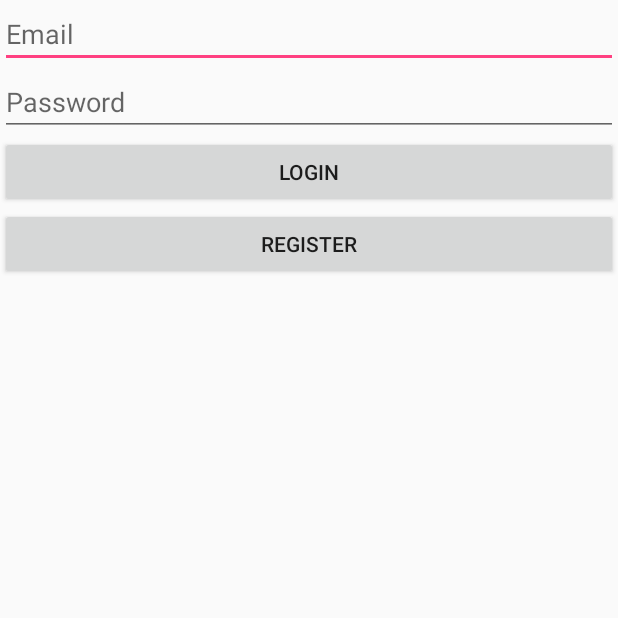
After one commit to mauriciodotso/enlist, an Android app: the LoginActivity screen opened directly, with no data from a screen before it, on a phone screen of 412 x 824 dp, the top half of it. The commit adds this screen. Run offline under Robolectric (Android 15) with nearby library versions, the phone set to English and light mode, and no system bars; 1 statement that could not run was skipped.

Commit message:
- Starts LoginActivity and deletes the Login view.

```diff
--- /dev/null
+++ b/src/app/Enlist/app/src/main/java/com/nkbits/apps/enlist/LoginActivity.java
@@ -0,0 +1,29 @@
+package com.nkbits.apps.enlist;
+
+import android.os.Bundle;
+import android.support.design.widget.FloatingActionButton;
+import android.support.design.widget.Snackbar;
+import android.support.v7.app.AppCompatActivity;
+import android.support.v7.widget.Toolbar;
+import android.view.View;
+
+public class LoginActivity extends AppCompatActivity {
+
+    @Override
+    protected void onCreate(Bundle savedInstanceState) {
+        super.onCreate(savedInstanceState);
+        setContentView(R.layout.activity_login);
+        Toolbar toolbar = (Toolbar) findViewById(R.id.toolbar);
+        setSupportActionBar(toolbar);
+
+        FloatingActionButton fab = (FloatingActionButton) findViewById(R.id.fab);
+        fab.setOnClickListener(new View.OnClickListener() {
+            @Override
+            public void onClick(View view) {
+                Snackbar.make(view, "Replace with your own action", Snackbar.LENGTH_LONG)
+                        .setAction("Action", null).show();
+            }
+        });
+    }
+
+}
--- /dev/null
+++ b/src/app/Enlist/app/src/main/res/layout/activity_login.xml
@@ -0,0 +1,12 @@
+<?xml version="1.0" encoding="utf-8"?>
+<android.support.design.widget.CoordinatorLayout
+    xmlns:android="http://schemas.android.com/apk/res/android"
+    xmlns:tools="http://schemas.android.com/tools"
+    android:layout_width="match_parent"
+    android:layout_height="match_parent"
+    android:fitsSystemWindows="true"
+    tools:context="com.nkbits.apps.enlist.LoginActivity">
+
+    <include layout="@layout/content_login"/>
+
+</android.support.design.widget.CoordinatorLayout>
--- a/src/app/Enlist/app/src/main/res/values-v21/styles.xml
+++ b/src/app/Enlist/app/src/main/res/values-v21/styles.xml
@@ -1,4 +1,5 @@
 <resources>
+
     <style name="AppTheme.NoActionBar">
         <item name="windowActionBar">false</item>
         <item name="windowNoTitle">true</item>
--- a/src/app/Enlist/app/src/main/res/values/strings.xml
+++ b/src/app/Enlist/app/src/main/res/values/strings.xml
@@ -7,4 +7,5 @@
     <string name="action_settings">Settings</string>
 
     <string name="app_moto">Stop clogging your bookmarks</string>
+    <string name="title_activity_login">LoginActivity</string>
 </resources>
```
Also changed, not shown: src/app/Enlist/app/src/main/AndroidManifest.xml (+17 -11 lines), src/app/Enlist/app/src/main/res/values/styles.xml (+5 -2 lines), src/app/Enlist/app/src/main/res/layout/content_login.xml (line endings or trailing spaces). Lines whose indentation alone changed are shown as unchanged.
